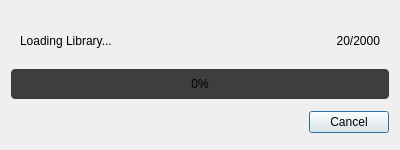
This is src/main/python/loadingdialog.ui in SlawaGurevich/iTunes2SD as Qt 5 draws it before an edit. The edited form follows.
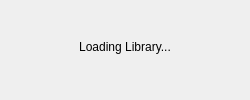
This is the edited form.

What changed in the file:
```diff
--- a/src/main/python/loadingdialog.ui
+++ b/src/main/python/loadingdialog.ui
@@ -6,8 +6,8 @@
    <rect>
     <x>0</x>
     <y>0</y>
-    <width>400</width>
-    <height>150</height>
+    <width>250</width>
+    <height>100</height>
    </rect>
   </property>
   <property name="maximumSize">
@@ -22,65 +22,33 @@
   <layout class="QVBoxLayout" name="verticalLayout">
    <item>
     <widget class="QWidget" name="widget" native="true">
-     <property name="maximumSize">
-      <size>
-       <width>16777215</width>
-       <height>40</height>
-      </size>
-     </property>
      <layout class="QHBoxLayout" name="horizontalLayout">
       <item>
        <widget class="QLabel" name="lLoadingStatus">
+        <property name="frameShadow">
+         <enum>QFrame::Plain</enum>
+        </property>
         <property name="text">
          <string>Loading Library...</string>
         </property>
         <property name="alignment">
-         <set>Qt::AlignBottom|Qt::AlignLeading|Qt::AlignLeft</set>
+         <set>Qt::AlignCenter</set>
         </property>
-       </widget>
-      </item>
-      <item>
-       <widget class="QLabel" name="lLoadingIIems">
-        <property name="text">
-         <string>20/2000</string>
-        </property>
-        <property name="alignment">
-         <set>Qt::AlignBottom|Qt::AlignRight|Qt::AlignTrailing</set>
+        <property name="textInteractionFlags">
+         <set>Qt::NoTextInteraction</set>
         </property>
        </widget>
       </item>
      </layout>
     </widget>
    </item>
-   <item>
-    <widget class="QProgressBar" name="dgLoadingLibProgress">
-     <property name="styleSheet">
-      <string notr="true">#dgLoadingLibProgress {
-	padding: 4;
-	background: #3e3e3e;
-	border-radius: 4;
-}
-
-#dgLoadingLibProgress::chunk {
-	border-radius: 4;
-	background: #FF3C6A;
-}</string>
-     </property>
-     <property name="value">
-      <number>0</number>
-     </property>
-     <property name="alignment">
-      <set>Qt::AlignCenter</set>
-     </property>
-    </widget>
-   </item>
    <item>
     <widget class="QDialogButtonBox" name="dgButtons">
      <property name="orientation">
       <enum>Qt::Horizontal</enum>
      </property>
      <property name="standardButtons">
-      <set>QDialogButtonBox::Cancel</set>
+      <set>QDialogButtonBox::NoButton</set>
      </property>
     </widget>
    </item>
```
